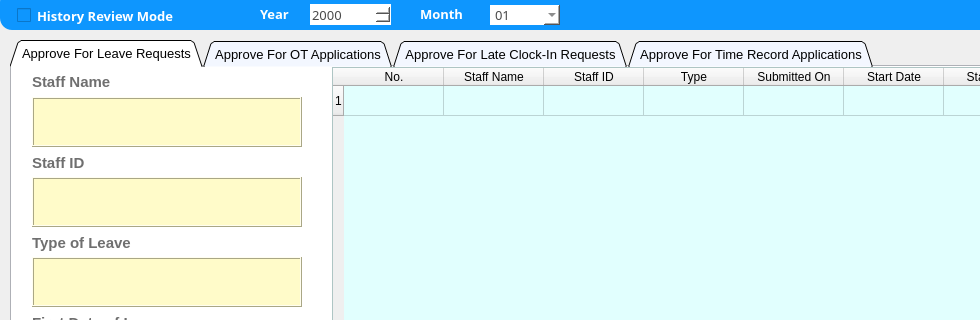
Before: the Qt Designer form ui_highDPI/approve_panel.ui in Josefina-Hernandez/akt_hr_tool, drawn with Qt 5; both pictures show x 0 to 980 and y 0 to 320 of the 1296 by 776 pixel window.
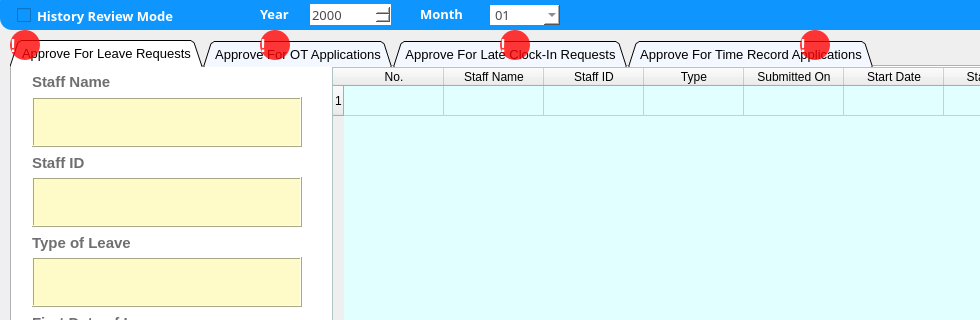
After: the same form once the commit is applied.

Diff of the .ui file:
```diff
--- a/ui_highDPI/approve_panel.ui
+++ b/ui_highDPI/approve_panel.ui
@@ -3371,6 +3371,102 @@
      </property>
     </widget>
    </widget>
+   <widget class="QLabel" name="label_3">
+    <property name="geometry">
+     <rect>
+      <x>10</x>
+      <y>30</y>
+      <width>30</width>
+      <height>30</height>
+     </rect>
+    </property>
+    <property name="styleSheet">
+     <string notr="true">QLabel {
+	background-color: rgba(255, 0, 0, 200);
+	border-radius:15px;
+	color: white;
+	font-weight: bold;
+	font-size: 18px;
+	qproperty-alignment: 'AlignHCenter | AlignVCenter';
+	
+}</string>
+    </property>
+    <property name="text">
+     <string>!</string>
+    </property>
+   </widget>
+   <widget class="QLabel" name="label_4">
+    <property name="geometry">
+     <rect>
+      <x>260</x>
+      <y>30</y>
+      <width>30</width>
+      <height>30</height>
+     </rect>
+    </property>
+    <property name="styleSheet">
+     <string notr="true">QLabel {
+	background-color: rgba(255, 0, 0, 200);
+	border-radius:15px;
+	color: white;
+	font-weight: bold;
+	font-size: 18px;
+	qproperty-alignment: 'AlignHCenter | AlignVCenter';
+	
+}</string>
+    </property>
+    <property name="text">
+     <string>!</string>
+    </property>
+   </widget>
+   <widget class="QLabel" name="label_5">
+    <property name="geometry">
+     <rect>
+      <x>500</x>
+      <y>30</y>
+      <width>30</width>
+      <height>30</height>
+     </rect>
+    </property>
+    <property name="styleSheet">
+     <string notr="true">QLabel {
+	background-color: rgba(255, 0, 0, 200);
+	border-radius:15px;
+	color: white;
+	font-weight: bold;
+	font-size: 18px;
+	qproperty-alignment: 'AlignHCenter | AlignVCenter';
+	
+}</string>
+    </property>
+    <property name="text">
+     <string>!</string>
+    </property>
+   </widget>
+   <widget class="QLabel" name="label_6">
+    <property name="geometry">
+     <rect>
+      <x>800</x>
+      <y>30</y>
+      <width>30</width>
+      <height>30</height>
+     </rect>
+    </property>
+    <property name="styleSheet">
+     <string notr="true">QLabel {
+	background-color: rgba(255, 0, 0, 200);
+	border-radius:15px;
+	color: white;
+	font-weight: bold;
+	font-size: 18px;
+	qproperty-alignment: 'AlignHCenter | AlignVCenter';
+	
+}</string>
+    </property>
+    <property name="text">
+     <string>!</string>
+    </property>
+   </widget>
   </widget>
  </widget>
  <resources/>
```
